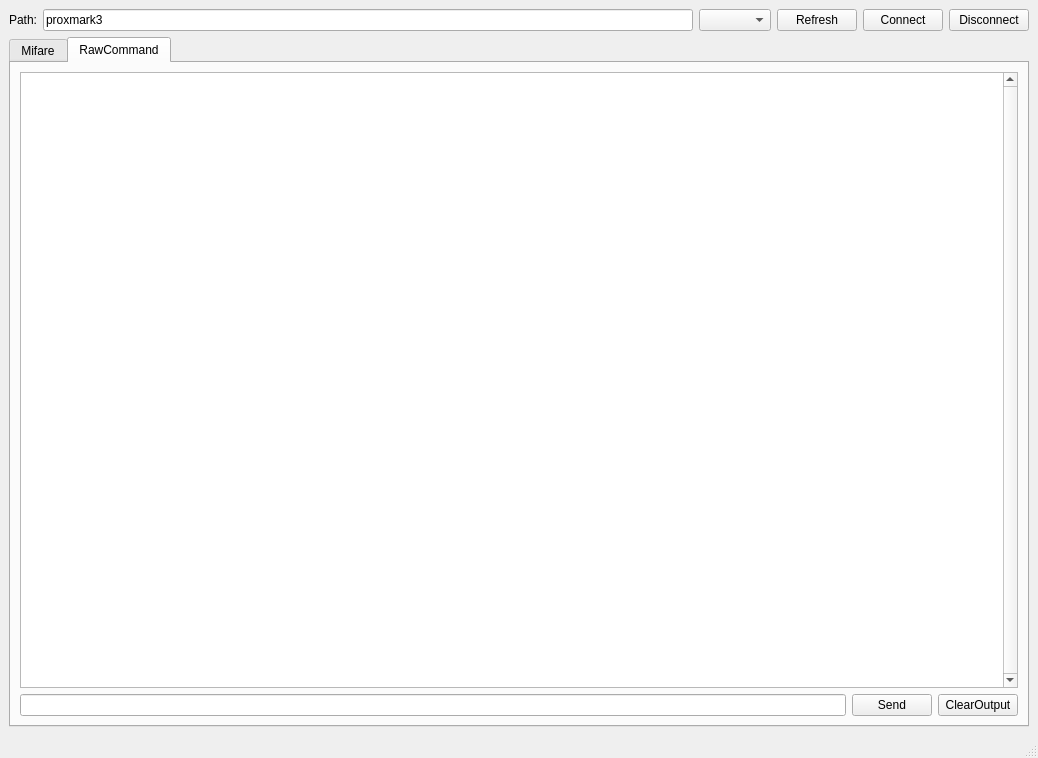
First picture: the form in mainwindow.ui, repository wh201906/Proxmark3GUI, before the edit.
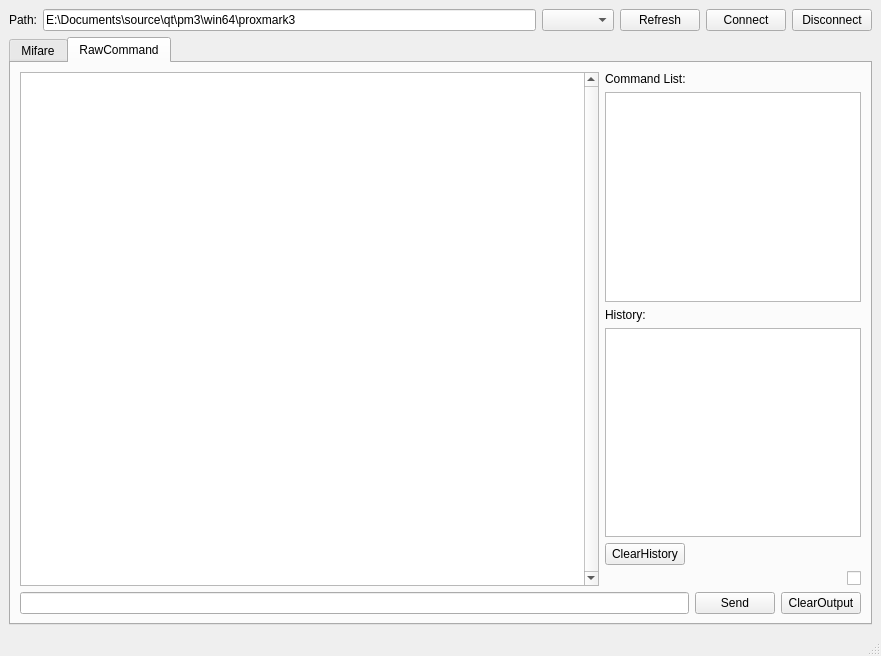
Second picture: the form after the edit. The open tabs and pages were chosen to show the change.

Commit message: add command history

Patch:
```diff
--- a/mainwindow.ui
+++ b/mainwindow.ui
@@ -6,8 +6,8 @@
    <rect>
     <x>0</x>
     <y>0</y>
-    <width>1038</width>
-    <height>758</height>
+    <width>881</width>
+    <height>656</height>
    </rect>
   </property>
   <property name="minimumSize">
@@ -42,7 +42,7 @@
       <item>
        <widget class="QLineEdit" name="PM3PathEdit">
         <property name="text">
-         <string>proxmark3</string>
+         <string>E:\Documents\source\qt\pm3\win64\proxmark3</string>
         </property>
        </widget>
       </item>
@@ -256,17 +256,91 @@
        </attribute>
        <layout class="QVBoxLayout" name="verticalLayout">
         <item>
-         <widget class="QPlainTextEdit" name="outputEdit">
-          <property name="verticalScrollBarPolicy">
-           <enum>Qt::ScrollBarAlwaysOn</enum>
-          </property>
-          <property name="sizeAdjustPolicy">
-           <enum>QAbstractScrollArea::AdjustIgnored</enum>
-          </property>
-          <property name="readOnly">
-           <bool>true</bool>
-          </property>
-         </widget>
+         <layout class="QHBoxLayout" name="horizontalLayout_6">
+          <item>
+           <widget class="QPlainTextEdit" name="outputEdit">
+            <property name="sizePolicy">
+             <sizepolicy hsizetype="Expanding" vsizetype="Expanding">
+              <horstretch>2</horstretch>
+              <verstretch>0</verstretch>
+             </sizepolicy>
+            </property>
+            <property name="verticalScrollBarPolicy">
+             <enum>Qt::ScrollBarAlwaysOn</enum>
+            </property>
+            <property name="sizeAdjustPolicy">
+             <enum>QAbstractScrollArea::AdjustIgnored</enum>
+            </property>
+            <property name="readOnly">
+             <bool>true</bool>
+            </property>
+           </widget>
+          </item>
+          <item>
+           <layout class="QVBoxLayout" name="verticalLayout_3">
+            <item>
+             <widget class="QLabel" name="CMDTreeLabel">
+              <property name="text">
+               <string>Command List:</string>
+              </property>
+             </widget>
+            </item>
+            <item>
+             <widget class="QTreeView" name="CMDTreeView">
+              <property name="sizePolicy">
+               <sizepolicy hsizetype="Expanding" vsizetype="Expanding">
+                <horstretch>1</horstretch>
+                <verstretch>0</verstretch>
+               </sizepolicy>
+              </property>
+             </widget>
+            </item>
+            <item>
+             <widget class="QLabel" name="CMDHistoryLabel">
+              <property name="text">
+               <string>History:</string>
+              </property>
+             </widget>
+            </item>
+            <item>
+             <widget class="QListWidget" name="CMDHistoryWidget">
+              <property name="sizePolicy">
+               <sizepolicy hsizetype="Expanding" vsizetype="Expanding">
+                <horstretch>1</horstretch>
+                <verstretch>0</verstretch>
+               </sizepolicy>
+              </property>
+             </widget>
+            </item>
+            <item>
+             <widget class="QPushButton" name="clearHistoryButton">
+              <property name="sizePolicy">
+               <sizepolicy hsizetype="Fixed" vsizetype="Fixed">
+                <horstretch>0</horstretch>
+                <verstretch>0</verstretch>
+               </sizepolicy>
+              </property>
+              <property name="layoutDirection">
+               <enum>Qt::LeftToRight</enum>
+              </property>
+              <property name="text">
+               <string>ClearHistory</string>
+              </property>
+             </widget>
+            </item>
+            <item>
+             <widget class="QCheckBox" name="moreFuncCheckBox">
+              <property name="layoutDirection">
+               <enum>Qt::RightToLeft</enum>
+              </property>
+              <property name="text">
+               <string/>
+              </property>
+             </widget>
+            </item>
+           </layout>
+          </item>
+         </layout>
         </item>
         <item>
          <layout class="QHBoxLayout" name="horizontalLayout_3">
```
Left out of the diff: 16 changed lines with no effect on the pictures. The commit also changes 3 other files.
